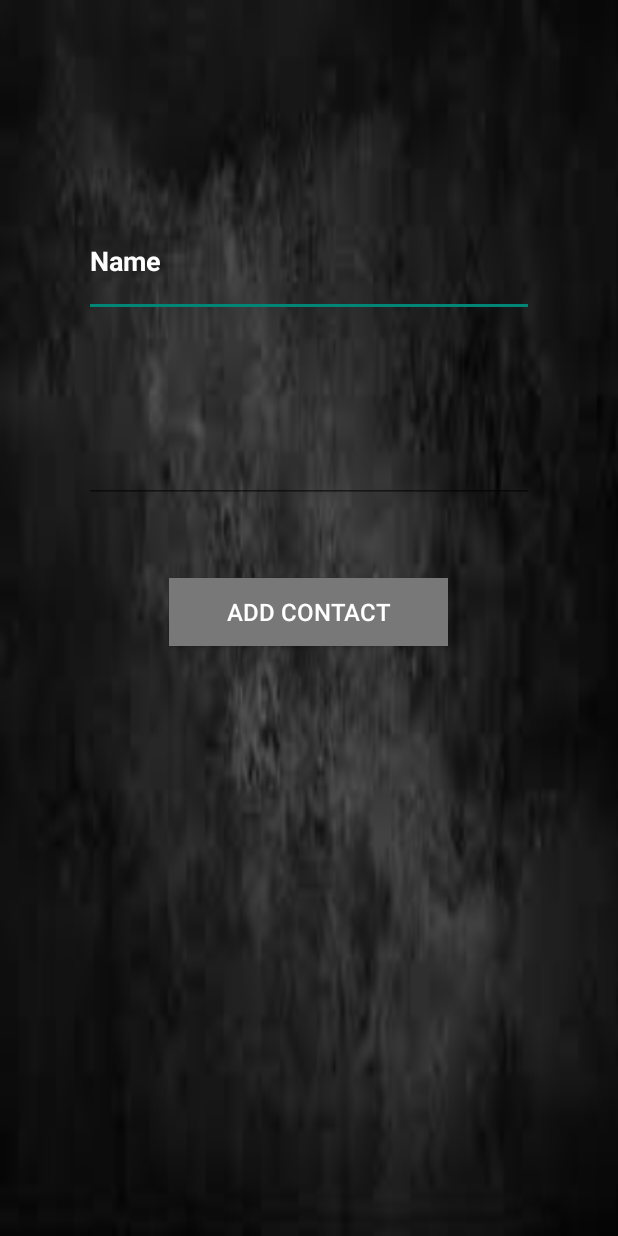
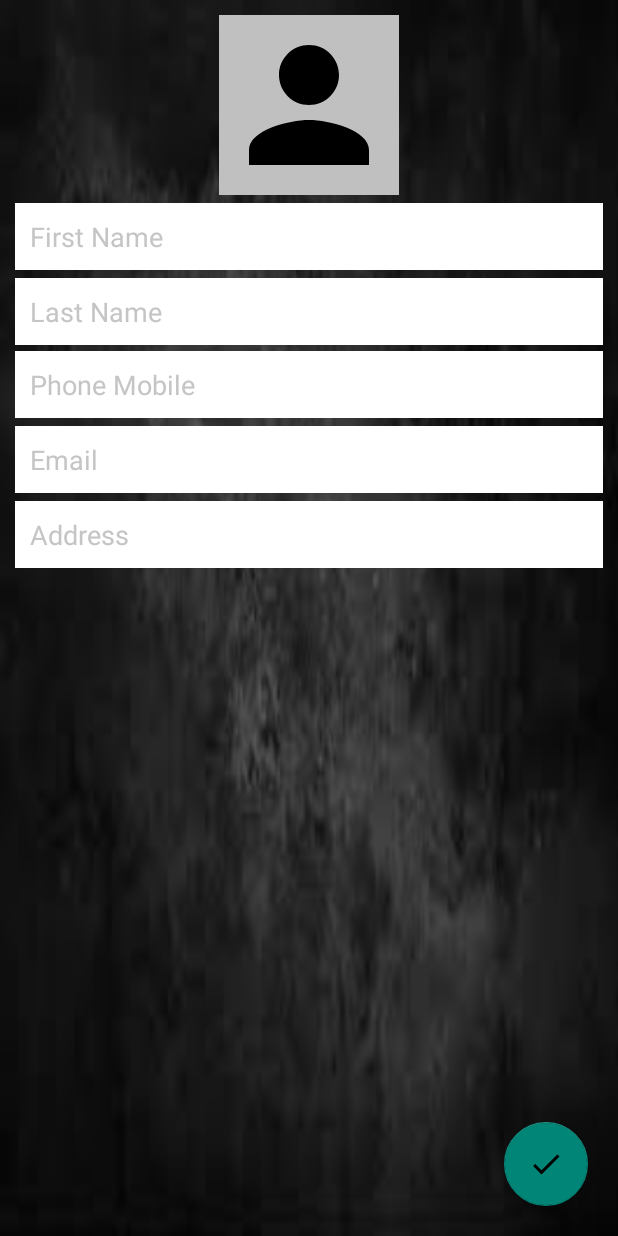
Before and after one commit to dhaval2208/FInal-project-Kotlin, an Android app: the layout activity_main.xml on its own in the app's theme, with its tools: preview values and no code run, on a phone screen of 412 x 824 dp. Run offline under Robolectric (Android 15) with nearby library versions, the phone set to English and light mode, and no system bars.

Commit message:
request for profile and name

```diff
--- a/app/build.gradle
+++ b/app/build.gradle
@@ -29,7 +29,12 @@ android {
     kotlinOptions {
         jvmTarget = '1.8'
     }
+    buildFeatures{
+        viewBinding true
+    }
 }
+
+
 
 dependencies {
 
--- a/app/src/main/AndroidManifest.xml
+++ b/app/src/main/AndroidManifest.xml
@@ -2,7 +2,8 @@
 <manifest xmlns:android="http://schemas.android.com/apk/res/android"
     xmlns:tools="http://schemas.android.com/tools"
     package="com.dhaval.contacts">
-
+<uses-permission android:name="android.permission.WRITE_CONTACTS"/>
+<uses-permission android:name="android.permission.READ_EXTERNAL_STORAGE"/>
     <application
         android:allowBackup="true"
         android:dataExtractionRules="@xml/data_extraction_rules"
--- a/app/src/main/java/com/dhaval/contacts/MainActivity.kt
+++ b/app/src/main/java/com/dhaval/contacts/MainActivity.kt
@@ -3,14 +3,109 @@
 // Course :- JAV-1001 - 91337 - App Development for Android - 202209 - 001
 
 
+@file:Suppress("DEPRECATION")
+
 package com.dhaval.contacts
 
+import android.Manifest
+import android.content.ContentProviderOperation
+import android.content.Intent
+import android.content.pm.PackageManager
+import android.net.Uri
+import android.nfc.Tag
+import android.os.Bundle
+import android.provider.ContactsContract
+import android.provider.MediaStore
+import android.util.Log
+import android.view.View
+import android.view.inputmethod.InputBinding
+import android.widget.EditText
+import android.widget.Toast
 import androidx.appcompat.app.AppCompatActivity
-import android.os.Bundle
+import androidx.core.app.ActivityCompat
+import androidx.core.content.ContextCompat
+import com.dhaval.contacts.databinding.ActivityMainBinding
 
 class MainActivity : AppCompatActivity() {
+     private lateinit var binding: ActivityMainBinding
+
+     private val TAG = "CONTACT_ADD_TAG"
+
+    private lateinit var contactPermissions: Array<String>
+
+    private val WRITE_CONTACT_PERMISSION_CODE =100
+
+    private val IMAGE_PICK_GALLERY_CODE =200
+
+    private var image_uri: Uri? = null
+
+
     override fun onCreate(savedInstanceState: Bundle?) {
         super.onCreate(savedInstanceState)
-        setContentView(R.layout.activity_main)
+        binding = ActivityMainBinding.inflate(layoutInflater)
+        setContentView(binding.root)
+
+        contactPermissions = arrayOf(Manifest.permission.WRITE_CONTACTS)
+
+        binding.profile.setOnClickListener{
+            openGalleryIntent()
+        }
+
+        binding.SaveNumber.setOnClickListener{
+          if(isWriteContactPermissionEnable()){
+              saveContact()
+          }
+            else{
+                requestWriteContactPermission()
+          }
+        }
     }
+private fun saveContact(){
+    Log.d(TAG, "saveContact")
 }
+    private fun isWriteContactPermissionEnable(): Boolean{
+        return ContextCompat.checkSelfPermission(this, Manifest.permission.WRITE_CONTACTS)== PackageManager.PERMISSION_DENIED
+    }
+
+    private fun requestWriteContactPermission(){
+        ActivityCompat.requestPermissions(this , contactPermissions, WRITE_CONTACT_PERMISSION_CODE)
+    }
+    private fun openGalleryIntent() {
+        val intent = Intent(Intent.ACTION_PICK, MediaStore.Images.Media.EXTERNAL_CONTENT_URI)
+                startActivityForResult(intent, IMAGE_PICK_GALLERY_CODE)
+    }
+
+    override fun onRequestPermissionsResult(
+        requestCode: Int,
+        permissions: Array<out String>,
+        grantResults: IntArray
+    ) {
+        super.onRequestPermissionsResult(requestCode, permissions, grantResults)
+        if (grantResults.isNotEmpty()) {
+            if (requestCode == WRITE_CONTACT_PERMISSION_CODE) {
+                val haveWriteContactPermission = grantResults[0] == PackageManager.PERMISSION_DENIED
+                if(haveWriteContactPermission){
+                    saveContact()
+                }
+                else{
+                    Toast.makeText(this, "Permission deneid" , Toast.LENGTH_SHORT).show()
+                }
+            }
+        }
+    }
+
+    override fun onActivityResult(requestCode: Int, resultCode: Int, data: Intent?) {
+        super.onActivityResult(requestCode, resultCode, data)
+
+        if (resultCode == RESULT_OK){
+            if (requestCode == IMAGE_PICK_GALLERY_CODE){
+                image_uri = data!!.data
+                binding.profile.setImageURI(image_uri)
+            }
+        }
+        else{
+            Toast.makeText(this, "cancelled" , Toast.LENGTH_SHORT).show()
+        }
+    }
+
+}
--- /dev/null
+++ b/app/src/main/res/drawable/ic_baseline_done_24.xml
@@ -0,0 +1,5 @@
+<vector android:height="24dp" android:tint="#000000"
+    android:viewportHeight="24" android:viewportWidth="24"
+    android:width="24dp" xmlns:android="http://schemas.android.com/apk/res/android">
+    <path android:fillColor="@android:color/white" android:pathData="M9,16.2L4.8,12l-1.4,1.4L9,19 21,7l-1.4,-1.4L9,16.2z"/>
+</vector>
--- /dev/null
+++ b/app/src/main/res/drawable/ic_baseline_person_24.xml
@@ -0,0 +1,5 @@
+<vector android:height="24dp" android:tint="#000000"
+    android:viewportHeight="24" android:viewportWidth="24"
+    android:width="24dp" xmlns:android="http://schemas.android.com/apk/res/android">
+    <path android:fillColor="@android:color/white" android:pathData="M12,12c2.21,0 4,-1.79 4,-4s-1.79,-4 -4,-4 -4,1.79 -4,4 1.79,4 4,4zM12,14c-2.67,0 -8,1.34 -8,4v2h16v-2c0,-2.66 -5.33,-4 -8,-4z"/>
+</vector>
--- a/app/src/main/res/layout/activity_main.xml
+++ b/app/src/main/res/layout/activity_main.xml
@@ -1,55 +1,103 @@
 <?xml version="1.0" encoding="utf-8"?>
-<androidx.constraintlayout.widget.ConstraintLayout xmlns:android="http://schemas.android.com/apk/res/android"
+<RelativeLayout xmlns:android="http://schemas.android.com/apk/res/android"
     xmlns:app="http://schemas.android.com/apk/res-auto"
     xmlns:tools="http://schemas.android.com/tools"
     android:layout_width="match_parent"
     android:layout_height="match_parent"
     tools:context=".MainActivity"
+    android:padding="10dp"
     android:background="@drawable/contacts">
-    // use background for background image
-// use vertical linearlayout for layout
-    <LinearLayout
-        android:layout_width="409dp"
-        android:layout_height="729dp"
-        android:orientation="vertical"
-        app:layout_constraintBottom_toBottomOf="parent"
-        app:layout_constraintEnd_toEndOf="parent"
-        app:layout_constraintStart_toStartOf="parent"
-        app:layout_constraintTop_toTopOf="parent">
-// Use Edittext for name And Id is Name
-        <EditText
-            android:id="@+id/Name"
-            android:layout_width="300dp"
-            android:layout_height="74dp"
-            android:layout_gravity="center"
-            android:layout_marginTop="90dp"
-            android:ems="10"
-            android:textStyle="bold"
-            android:textColor="@color/white"
-            android:inputType="textPersonName"
-            android:text="Name" />
-// use EditText for Number and id is number
-        <EditText
-            android:id="@+id/Number"
-            android:layout_width="300dp"
-            android:layout_height="74dp"
-            android:layout_gravity="center"
-            android:layout_marginTop="50dp"
-            android:textColor="@color/white"
-            android:ems="10"
-            android:textStyle="bold"
-            android:inputType="number" />
-use Button for Add contacts and id is add-contacts
-        <Button
-            android:id="@+id/add-contacts"
-            android:layout_width="186dp"
-            android:layout_height="45dp"
-            android:layout_gravity="center"
-            android:layout_marginTop="50dp"
-            android:text="Add Contact"
-            android:background="#787878"
-            android:textColor="@color/white"
-            android:textSize="16dp"/>
 
-    </LinearLayout>
-</androidx.constraintlayout.widget.ConstraintLayout>
+    <ImageView
+        android:id="@+id/profile"
+        android:layout_width="120dp"
+        android:layout_height="120dp"
+        android:background="#c0c0c0"
+        android:layout_centerHorizontal="true"
+        android:src="@drawable/ic_baseline_person_24"/>
+    <EditText
+        android:id="@+id/FirstName"
+        android:background="#fff"
+        android:padding="10dp"
+        android:layout_below="@id/profile"
+        android:layout_marginTop="5dp"
+        android:textColorHint="#c5c5c5"
+        android:hint="First Name"
+        android:textColor="#000"
+        android:inputType="textPersonName"
+        android:layout_width="match_parent"
+        android:layout_height="wrap_content"/>
+    <EditText
+        android:id="@+id/LastName"
+        android:background="#fff"
+        android:padding="10dp"
+        android:layout_below="@id/FirstName"
+        android:layout_marginTop="5dp"
+        android:textColorHint="#c5c5c5"
+        android:hint="Last Name"
+        android:textColor="#000"
+        android:inputType="textPersonName"
+        android:layout_width="match_parent"
+        android:layout_height="wrap_content"/>
+
+    <EditText
+        android:id="@+id/PhoneMobile"
+        android:layout_width="match_parent"
+        android:layout_height="wrap_content"
+        android:layout_below="@id/LastName"
+        android:layout_marginTop="4dp"
+        android:background="#fff"
+        android:hint="Phone Mobile"
+        android:inputType="phone"
+        android:padding="10dp"
+        android:textColor="#000"
+        android:textColorHint="#c5c5c5" />
+
+    <EditText
+        android:id="@+id/PhoneHome"
+        android:background="#fff"
+        android:padding="10dp"
+        android:layout_below="@id/PhoneMobile"
+        android:layout_marginTop="5dp"
+        android:textColorHint="#c5c5c5"
+        android:hint="Phone Home"
+        android:textColor="#000"
+        android:inputType="phone"
+        android:layout_width="match_parent"
+        android:layout_height="wrap_content"/>
+
+    <EditText
+        android:id="@+id/Email"
+        android:background="#fff"
+        android:padding="10dp"
+        android:layout_below="@id/PhoneMobile"
+        android:layout_marginTop="5dp"
+        android:textColorHint="#c5c5c5"
+        android:hint="Email"
+        android:inputType="textEmailAddress"
+        android:layout_width="match_parent"
+        android:layout_height="wrap_content"/>
+
+    <EditText
+        android:id="@+id/Address"
+        android:background="#fff"
+        android:padding="10dp"
+        android:layout_below="@id/Email"
+        android:layout_marginTop="5dp"
+        android:textColorHint="#c5c5c5"
+        android:hint="Address"
+        android:textColor="#000"
+        android:inputType="textPostalAddress"
+        android:layout_width="match_parent"
+        android:layout_height="wrap_content"/>
+
+<com.google.android.material.floatingactionbutton.FloatingActionButton
+    android:id="@+id/SaveNumber"
+    android:layout_width="wrap_content"
+    android:layout_height="wrap_content"
+    android:layout_margin="10dp"
+    android:layout_alignParentEnd="true"
+    android:layout_alignParentBottom="true"
+    android:src="@drawable/ic_baseline_done_24"/>.
+
+</RelativeLayout>
--- a/app/src/main/res/values/strings.xml
+++ b/app/src/main/res/values/strings.xml
@@ -1,4 +1,4 @@
 <resources>
-    <string name="app_name">Contacts</string>
-    <string name="add">add</string>
+    <string name="app_name" translatable="false">Contacts</string>
+    <string name="add" translatable="false">Add</string>
 </resources>
```
Also changed, not shown: 1 other file.
